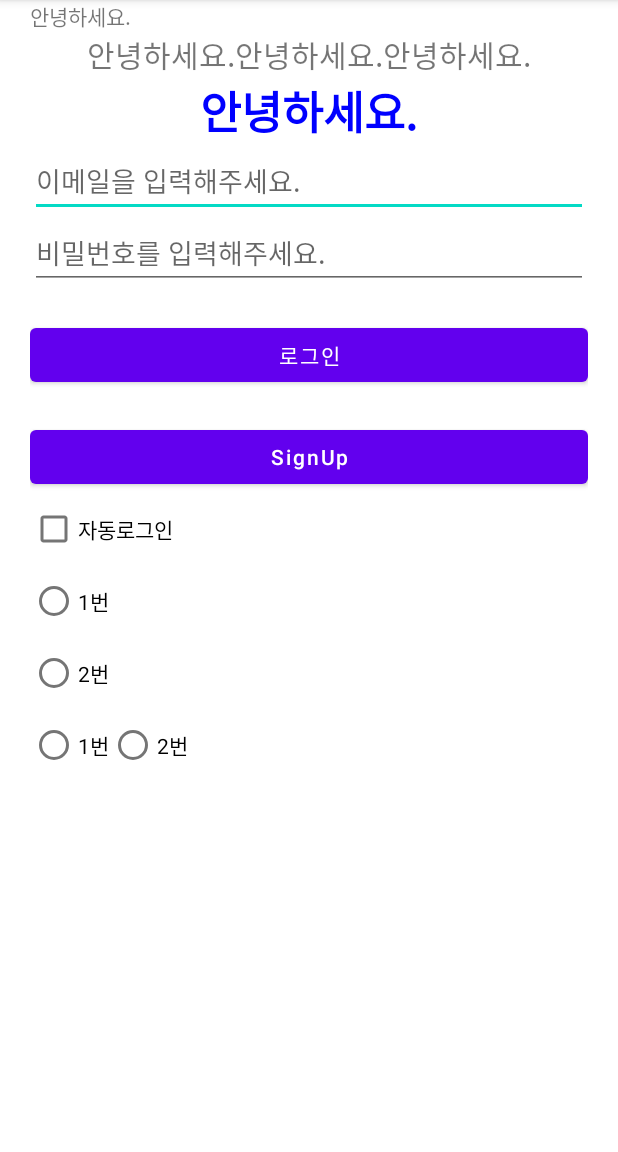
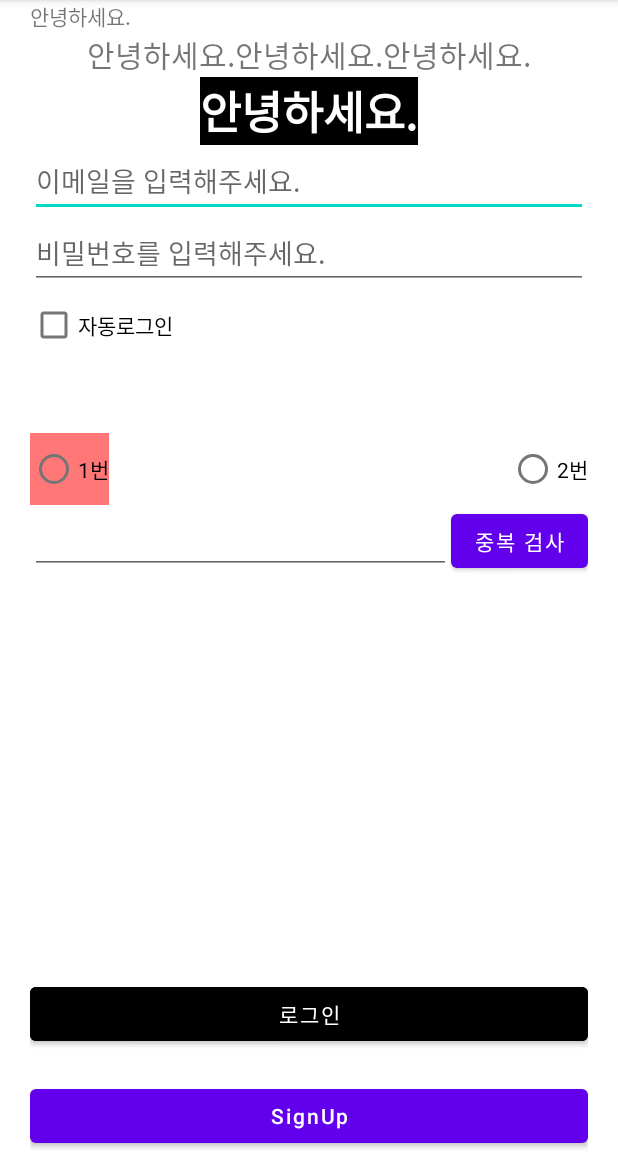
Before and after one commit to KoPoine/UIPractice_20220725, an Android app: the screen it shows after launch (MainActivity), on a phone screen of 412 x 824 dp, the part 84-1236 px from its top. Run offline under Robolectric (Android 15) with nearby library versions, the phone set to English and light mode, and no system bars.

Commit message:
5. 공통주요 속성  - 가로/세로  - gravity  - margin / padding  - visibility  - weight

```diff
--- a/app/src/main/res/layout/activity_main.xml
+++ b/app/src/main/res/layout/activity_main.xml
@@ -44,8 +44,9 @@
         android:layout_width="wrap_content"
         android:layout_height="wrap_content"
         android:layout_gravity="center"
+        android:background="#000000"
         android:text="안녕하세요."
-        android:textColor="#0000ff"
+        android:textColor="#ffffff"
         android:textSize="30sp"
         android:textStyle="bold" />
 
@@ -67,18 +68,6 @@
         android:inputType="textPassword"
         />
 
-    <Button
-        android:layout_width="match_parent"
-        android:layout_height="wrap_content"
-        android:layout_marginVertical="20dp"
-        android:text="로그인"/>
-
-    <Button
-        android:layout_width="match_parent"
-        android:layout_height="wrap_content"
-        android:text="SignUp"
-        android:textAllCaps="false"/>
-
     <CheckBox
         android:layout_width="wrap_content"
         android:layout_height="wrap_content"
@@ -89,11 +78,13 @@
     <RadioButton
         android:layout_width="wrap_content"
         android:layout_height="wrap_content"
+        android:visibility="gone"
         android:text="1번"/>
 
     <RadioButton
         android:layout_width="wrap_content"
         android:layout_height="wrap_content"
+        android:visibility="invisible"
         android:text="2번"/>
 
     <RadioGroup
@@ -105,7 +96,13 @@
         <RadioButton
             android:layout_width="wrap_content"
             android:layout_height="wrap_content"
+            android:background="#88FF0000"
             android:text="1번"/>
+
+        <TextView
+            android:layout_width="0dp"
+            android:layout_height="wrap_content"
+            android:layout_weight="1"/>
 
         <RadioButton
             android:layout_width="wrap_content"
@@ -114,4 +111,40 @@
 
     </RadioGroup>
 
+    <LinearLayout
+        android:layout_width="match_parent"
+        android:layout_height="wrap_content"
+        android:orientation="horizontal">
+
+        <EditText
+            android:layout_width="0dp"
+            android:layout_height="wrap_content"
+            android:layout_weight="1"/>
+
+        <Button
+            android:layout_width="wrap_content"
+            android:layout_height="wrap_content"
+            android:text="중복 검사"/>
+
+    </LinearLayout>
+
+    <TextView
+        android:layout_width="wrap_content"
+        android:layout_height="0dp"
+        android:layout_weight="1"/>
+
+    <Button
+        android:layout_width="match_parent"
+        android:layout_height="wrap_content"
+        android:layout_marginVertical="20dp"
+        android:backgroundTint="#000000"
+        android:text="로그인" />
+
+    <Button
+        android:layout_width="match_parent"
+        android:layout_height="wrap_content"
+        android:text="SignUp"
+        android:textAllCaps="false"/>
+
+
 </LinearLayout>
```
